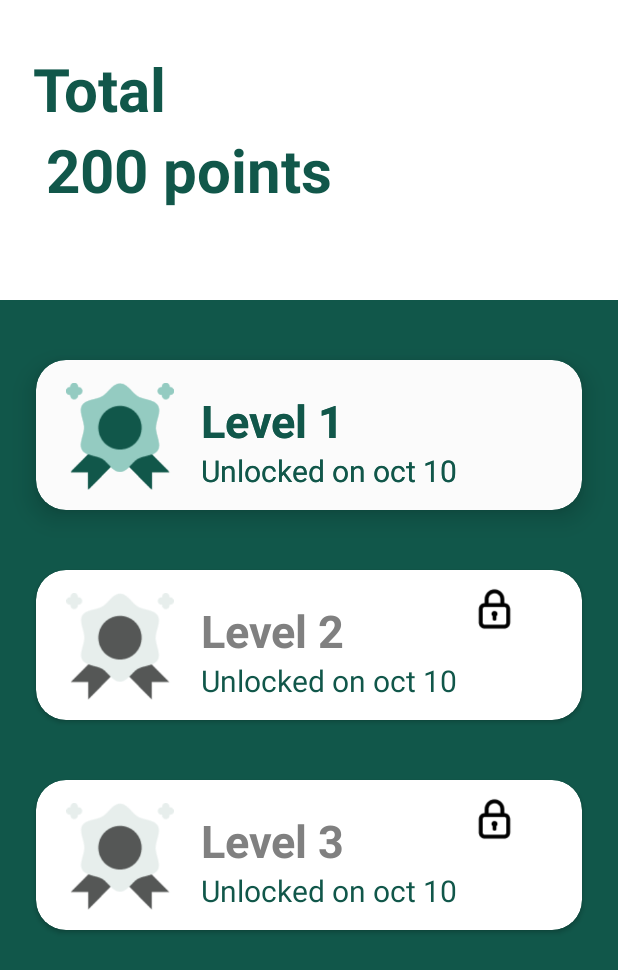
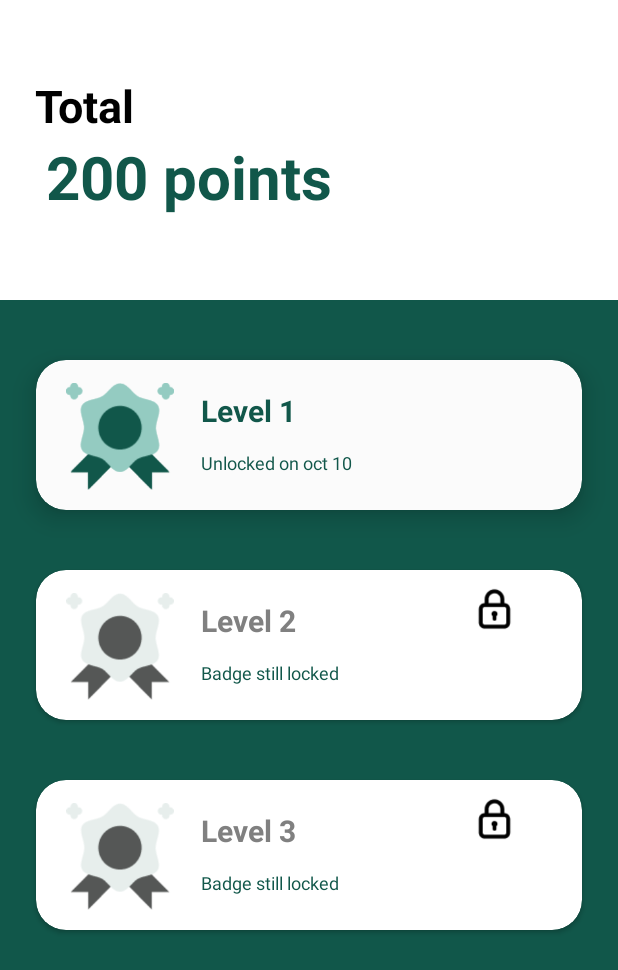
Before and after one commit to akirachix/CareMark, an Android app: the layout fragment_points.xml on its own in the app's theme, with its tools: preview values and no code run, on a phone screen of 412 x 824 dp. Shown: the top 970 px of the screen. Run offline under Robolectric (Android 15) with nearby library versions, the phone set to English and light mode, and no system bars.

```diff
--- a/app/src/main/java/com/example/caremark/ui/MedicationSetupActivity.kt
+++ b/app/src/main/java/com/example/caremark/ui/MedicationSetupActivity.kt
@@ -55,7 +55,7 @@ class MedicationSetupActivity : AppCompatActivity(){
             val startDate = DatePickerDialog(this, DatePickerDialog.OnDateSetListener { view, year, monthOfYear, dayOfMonth ->
                 binding.etStartDate.setText("" + dayOfMonth + "- " + month + "-" + year)
             }, year, month, day)
-            startDate.datePicker.setMinDate(System.currentTimeMillis() -1000);
+            startDate.datePicker.setMinDate(System.currentTimeMillis() - 1000);
             startDate.show()
         }
 
@@ -63,7 +63,7 @@ class MedicationSetupActivity : AppCompatActivity(){
             val endDate = DatePickerDialog(this, DatePickerDialog.OnDateSetListener { view, year, monthOfYear, dayOfMonth ->
                 binding.etEndDate.setText("" + dayOfMonth + "- " + month + "- " + year)
             }, year, month, day)
-            endDate.datePicker.setMinDate(System.currentTimeMillis() -1000);
+            endDate.datePicker.setMinDate(System.currentTimeMillis() - 1000);
             endDate.show()
         }
 
@@ -71,7 +71,7 @@ class MedicationSetupActivity : AppCompatActivity(){
             val checkUpDate = DatePickerDialog(this, DatePickerDialog.OnDateSetListener { view, year, monthOfYear, dayOfMonth ->
                 binding.etAppointment.setText("" + dayOfMonth + " -" + month + "- " + year)
             }, year, month, day)
-            checkUpDate.datePicker.setMinDate(System.currentTimeMillis() -1000);
+            checkUpDate.datePicker.setMinDate(System.currentTimeMillis() - 1000);
             checkUpDate.show()
         }
 
--- a/app/src/main/java/com/example/caremark/ui/TrackFragment.kt
+++ b/app/src/main/java/com/example/caremark/ui/TrackFragment.kt
@@ -93,7 +93,7 @@ class TrackFragment: Fragment (){
 //        calendarView = binding.calendarView
 
         var x= blisterImagesViewModel.getAllBlisterImages()
-        trackVerifications(x.value?: listOf(BlisterImage(0,"","2022-11-02")))
+        trackVerifications(x.value?: listOf(BlisterImage(0,"","2022-11-03")))
 
         // get the reference of CalendarView
 
--- a/app/src/main/res/layout/fragment_points.xml
+++ b/app/src/main/res/layout/fragment_points.xml
@@ -41,7 +41,7 @@
             android:layout_marginTop="20dp"
             android:text="Level 1"
             android:textColor="@color/green"
-            android:textSize="30dp"
+            android:textSize="20dp"
             android:textStyle="bold" />
 
         <ImageView
@@ -49,26 +49,6 @@
             android:layout_height="71dp"
             android:layout_marginTop="15dp"
             app:srcCompat="@drawable/pointsimg" />
-
-        <TextView
-            android:layout_width="wrap_content"
-            android:layout_height="wrap_content"
-            android:layout_marginLeft="110dp"
-            android:layout_marginTop="60dp"
-            android:text="Unlocked on oct 10"
-
-            android:textColor="@color/green"
-            android:textSize="20dp" />
-
-        <TextView
-            android:layout_width="wrap_content"
-            android:layout_height="wrap_content"
-            android:layout_marginLeft="110dp"
-            android:layout_marginTop="20dp"
-            android:text="Level 1"
-            android:textColor="@color/green"
-            android:textSize="30dp"
-            android:textStyle="bold" />
 
         <ImageView
             android:layout_width="wrap_content"
@@ -83,7 +63,7 @@
             android:layout_marginTop="60dp"
             android:text="Unlocked on oct 10"
             android:textColor="@color/green"
-            android:textSize="20dp" />
+            android:textSize="12dp" />
 
     </androidx.cardview.widget.CardView>
 
@@ -107,7 +87,7 @@
             android:layout_marginTop="20dp"
             android:text="Level 2"
             android:textColor="@color/lightgrey"
-            android:textSize="30dp"
+            android:textSize="20dp"
             android:textStyle="bold" />
 
         <ImageView
@@ -122,16 +102,16 @@
             android:layout_height="wrap_content"
             android:layout_marginLeft="110dp"
             android:layout_marginTop="60dp"
-            android:text="Unlocked on oct 10"
+            android:text="Badge still locked"
             android:textColor="@color/green"
-            android:textSize="20dp" />
+            android:textSize="12dp" />
 
         <ImageView
             android:id="@+id/imageView5"
             android:layout_width="31dp"
             android:layout_height="wrap_content"
             android:layout_marginLeft="290dp"
-            android:backgroundTint="@color/grey"
+            android:backgroundTint="@color/black"
             app:srcCompat="@drawable/lock" />
     </androidx.cardview.widget.CardView>
 
@@ -154,7 +134,7 @@
             android:layout_marginTop="20dp"
             android:text="Level 3"
             android:textColor="@color/lightgrey"
-            android:textSize="30dp"
+            android:textSize="20dp"
             android:textStyle="bold" />
 
         <ImageView
@@ -168,9 +148,9 @@
             android:layout_height="wrap_content"
             android:layout_marginLeft="110dp"
             android:layout_marginTop="60dp"
-            android:text="Unlocked on oct 10"
+            android:text="Badge still locked"
             android:textColor="@color/green"
-            android:textSize="20dp" />
+            android:textSize="12dp" />
 
         <ImageView
             android:layout_width="31dp"
@@ -183,10 +163,10 @@
         android:id="@+id/textView8"
         android:layout_width="wrap_content"
         android:layout_height="wrap_content"
-        android:layout_marginTop="32dp"
+        android:layout_marginTop="50dp"
         android:text="Total "
-        android:textColor="@color/green"
-        android:textSize="40dp"
+        android:textColor="@color/black"
+        android:textSize="30dp"
         android:textStyle="bold"
         app:layout_constraintEnd_toEndOf="parent"
         app:layout_constraintHorizontal_bias="0.07"
```
Also changed, not shown: app/src/main/java/com/example/caremark/ui/PointsFragment.kt (+35 -35 lines).
